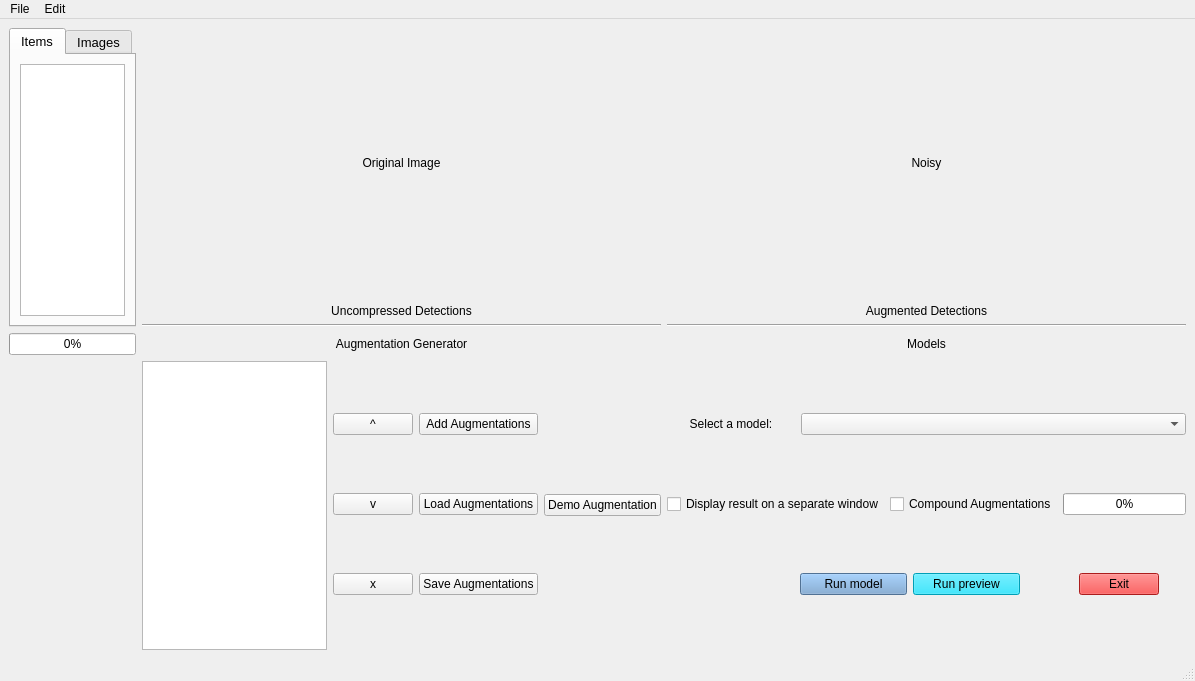
Old version of the form src/qt_designer_file/main_window_new.ui in the repository jjakow/Noisey-image_Jan.
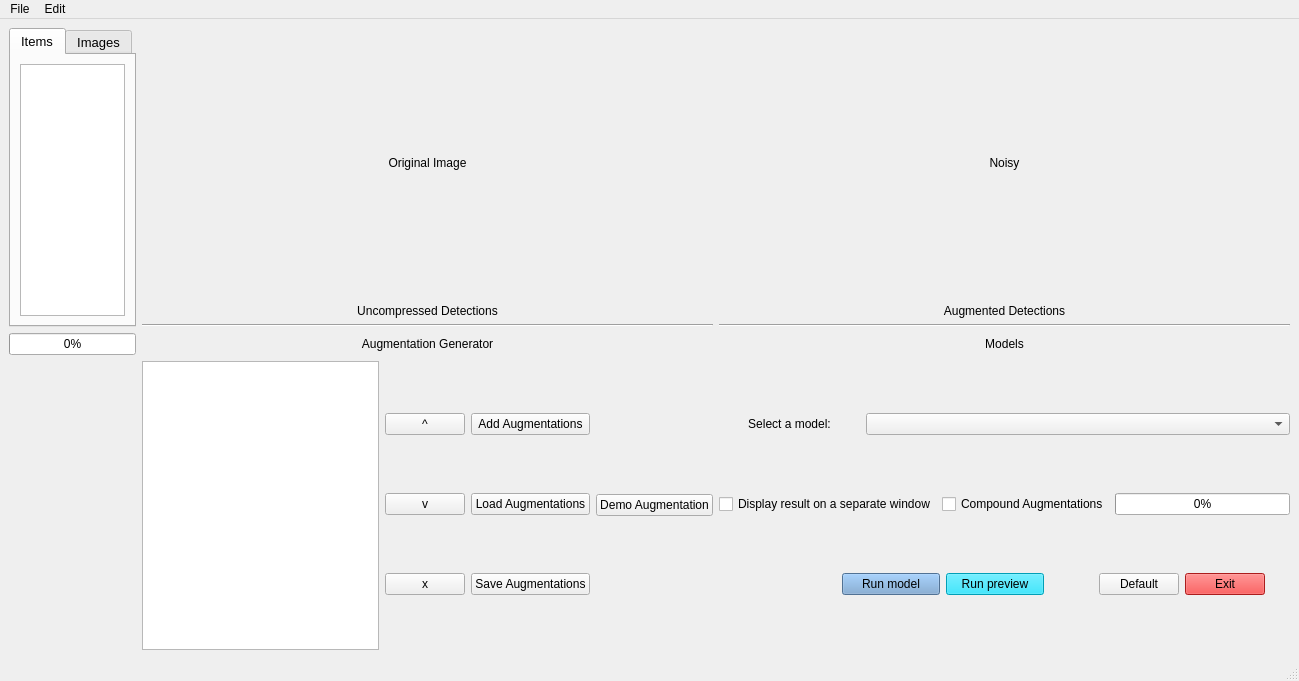
New version of the form. Custom widgets are drawn as their Qt base class.

Commit message: adding default button to GUI

Patch:
```diff
--- a/src/qt_designer_file/main_window_new.ui
+++ b/src/qt_designer_file/main_window_new.ui
@@ -6,7 +6,7 @@
    <rect>
     <x>0</x>
     <y>0</y>
-    <width>1195</width>
+    <width>1299</width>
     <height>681</height>
    </rect>
   </property>
@@ -113,7 +113,7 @@
       <item row="3" column="2">
        <layout class="QGridLayout" name="gridLayout_2" columnstretch="0">
         <item row="3" column="0">
-         <layout class="QHBoxLayout" name="horizontalLayout_5" stretch="5,4,4,2,2,1">
+         <layout class="QHBoxLayout" name="horizontalLayout_5" stretch="5,4,4,2,0,2,1">
           <item>
            <spacer name="horizontalSpacer_3">
             <property name="orientation">
@@ -160,6 +160,16 @@
             </property>
            </spacer>
           </item>
+          <item>
+           <widget class="QPushButton" name="pushButton_3">
+            <property name="layoutDirection">
+             <enum>Qt::LeftToRight</enum>
+            </property>
+            <property name="text">
+             <string>Default</string>
+            </property>
+           </widget>
+          </item>
           <item>
            <widget class="QPushButton" name="pushButton_4">
             <property name="styleSheet">
@@ -440,8 +450,8 @@
     <rect>
      <x>0</x>
      <y>0</y>
-     <width>1195</width>
-     <height>21</height>
+     <width>1299</width>
+     <height>26</height>
     </rect>
    </property>
    <widget class="QMenu" name="menuFile">
```
The commit also changes 2 other files.
